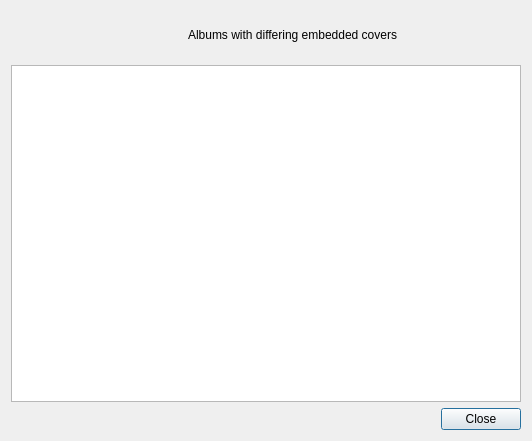
nrth3rnlb/picard-plugin-protect_track_cover, file protect_track_cover/albums_warning.ui: the form before one commit.
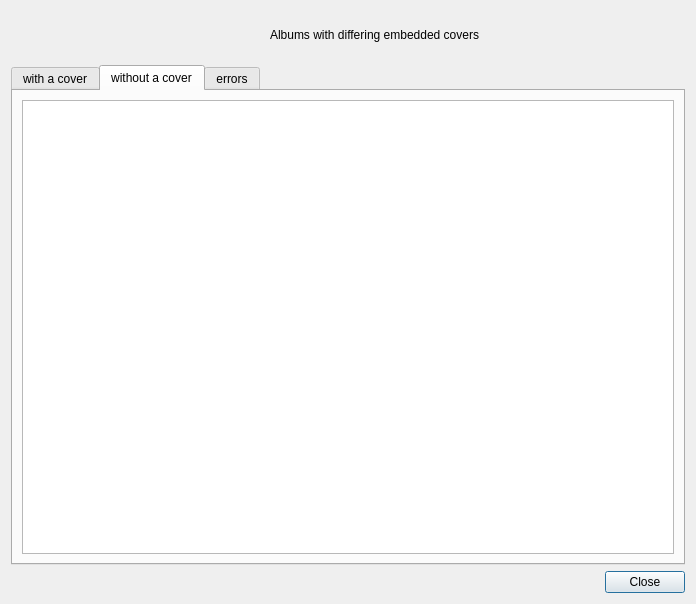
The form after the commit. The open tabs and pages were chosen to show the change. Icons and pictures are not drawn.

Commit message: feat(ui): add tabbed album warning dialog with separate cover/error views

The edit to the form file:
```diff
--- a/protect_track_cover/albums_warning.ui
+++ b/protect_track_cover/albums_warning.ui
@@ -6,8 +6,8 @@
    <rect>
     <x>0</x>
     <y>0</y>
-    <width>532</width>
-    <height>441</height>
+       <width>696</width>
+       <height>604</height>
    </rect>
   </property>
   <property name="minimumSize">
@@ -63,6 +63,13 @@
     </layout>
    </item>
    <item>
+       <widget class="QTabWidget" name="tabWidget">
+           <widget class="QWidget" name="tab_with_cover">
+               <attribute name="title">
+                   <string>with a cover</string>
+               </attribute>
+               <layout class="QVBoxLayout" name="verticalLayout_2">
+                   <item>
     <widget class="QTextBrowser" name="browser">
      <property name="readOnly">
       <bool>true</bool>
@@ -70,6 +77,44 @@
      <property name="openExternalLinks">
       <bool>false</bool>
      </property>
+                       </widget>
+                   </item>
+               </layout>
+           </widget>
+           <widget class="QWidget" name="tab_without_cover">
+               <attribute name="title">
+                   <string>without a cover</string>
+               </attribute>
+               <layout class="QVBoxLayout" name="verticalLayout_3">
+                   <item>
+                       <widget class="QTextBrowser" name="browser_no_cover">
+                           <property name="readOnly">
+                               <bool>true</bool>
+                           </property>
+                           <property name="openExternalLinks">
+                               <bool>false</bool>
+                           </property>
+                       </widget>
+                   </item>
+               </layout>
+           </widget>
+           <widget class="QWidget" name="tab_errors">
+               <attribute name="title">
+                   <string>errors</string>
+               </attribute>
+               <layout class="QVBoxLayout" name="verticalLayout_4">
+                   <item>
+                       <widget class="QTextBrowser" name="browser_errors">
+                           <property name="readOnly">
+                               <bool>true</bool>
+                           </property>
+                           <property name="openExternalLinks">
+                               <bool>false</bool>
+                           </property>
+                       </widget>
+                   </item>
+               </layout>
+           </widget>
     </widget>
    </item>
    <item>
```
Lines whose indentation alone changed are shown as unchanged. The commit also changes 1 other file.
